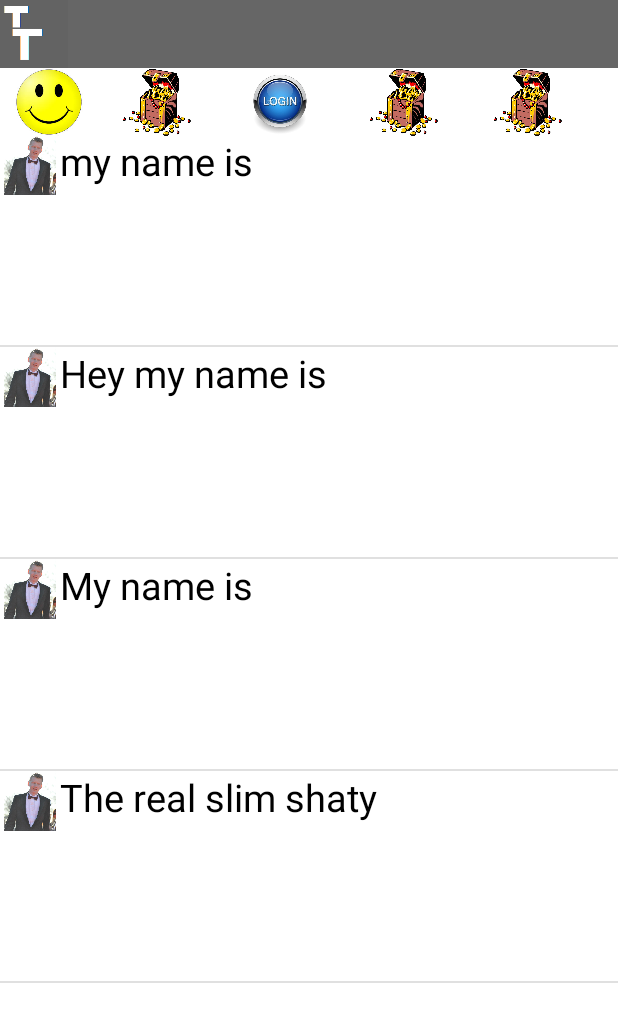
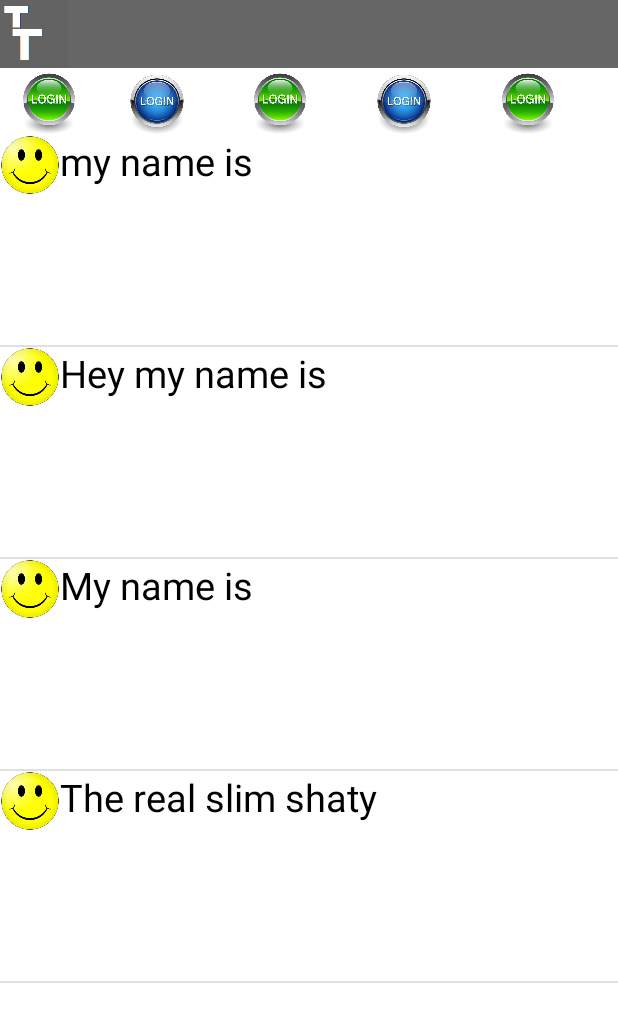
Before and after one commit to Thizzle12/ToiletT, an Android app: the screen it shows after launch (StartActivity), after a tap on an icon or button, on a phone screen of 412 x 824 dp. Shown: the top 1022 px of the screen. Run offline under Robolectric (Android 15) with nearby library versions, the phone set to English and light mode, and no system bars.

```diff
--- a/app/src/main/java/com/example/theis/toilettreasure/MessagesFragment.java
+++ b/app/src/main/java/com/example/theis/toilettreasure/MessagesFragment.java
@@ -33,7 +33,7 @@ public class MessagesFragment extends android.support.v4.app.Fragment implements
 
 
                 ImageView billede = (ImageView) view.findViewById(R.id.message_image);
-                billede.setImageResource(R.drawable.rasmusprofil);
+                billede.setImageResource(R.drawable.smiley);
 
                 return view;
             }
--- a/app/src/main/java/com/example/theis/toilettreasure/ProfileFragment.java
+++ b/app/src/main/java/com/example/theis/toilettreasure/ProfileFragment.java
@@ -18,7 +18,7 @@ public class ProfileFragment extends android.support.v4.app.Fragment {
     public View onCreateView(LayoutInflater i, ViewGroup container, Bundle savedInstanceState) {
         View root = i.inflate(R.layout.profile_layout, container, false);
         profilePic = (ImageView) root.findViewById(R.id.profile_picture);
-        profilePic.setImageResource(R.drawable.henrikprofil);
+        profilePic.setImageResource(R.drawable.smiley);
 
 
         return root;
--- a/app/src/main/res/layout/fragment_test_two_layout.xml
+++ b/app/src/main/res/layout/fragment_test_two_layout.xml
@@ -2,6 +2,6 @@
 <LinearLayout xmlns:android="http://schemas.android.com/apk/res/android"
     android:orientation="vertical" android:layout_width="match_parent"
     android:layout_height="match_parent"
-    android:background="@drawable/henrikprofil">
+    android:background="#0000FF">
 
 </LinearLayout>
--- a/app/src/main/res/layout/mainmenu_layout.xml
+++ b/app/src/main/res/layout/mainmenu_layout.xml
@@ -42,7 +42,7 @@
             android:layout_gravity="center"
             android:layout_width="45dp"
             android:layout_height="45dp"
-            android:background="@drawable/smiley"
+            android:background="@drawable/login_green"
             android:id="@+id/show_messages"
 
             />
@@ -57,7 +57,7 @@
 
             android:layout_width="45dp"
             android:layout_height="45dp"
-            android:background="@drawable/treasure"
+            android:background="@drawable/login_blue"
             android:id="@+id/show_toilets"
             android:layout_toRightOf="@+id/show_messages"
 
@@ -72,7 +72,7 @@
             android:layout_gravity="center"
             android:layout_width="45dp"
             android:layout_height="45dp"
-            android:background="@drawable/newbutton"
+            android:background="@drawable/login_green"
             android:id="@+id/show_profile"
             android:layout_toRightOf="@+id/show_toilets"
 
@@ -87,7 +87,7 @@
 
             android:layout_width="45dp"
             android:layout_height="45dp"
-            android:background="@drawable/treasure"
+            android:background="@drawable/login_blue"
             android:id="@+id/show_friends"
             android:layout_toRightOf="@+id/show_profile"
 
@@ -101,7 +101,7 @@
             android:layout_gravity="center"
             android:layout_width="45dp"
             android:layout_height="45dp"
-            android:background="@drawable/treasure"
+            android:background="@drawable/login_green"
             android:id="@+id/show_settings"
             android:layout_toRightOf="@+id/show_friends"
             android:layout_marginRight="10dp"
```
